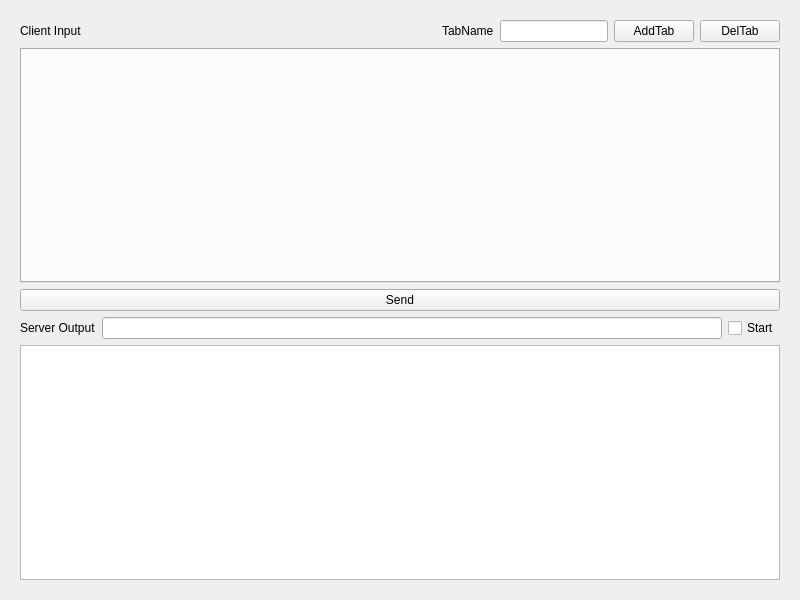
Above: widget.ui from YouRancestor/LspTool before the change. Below: the same form after it.
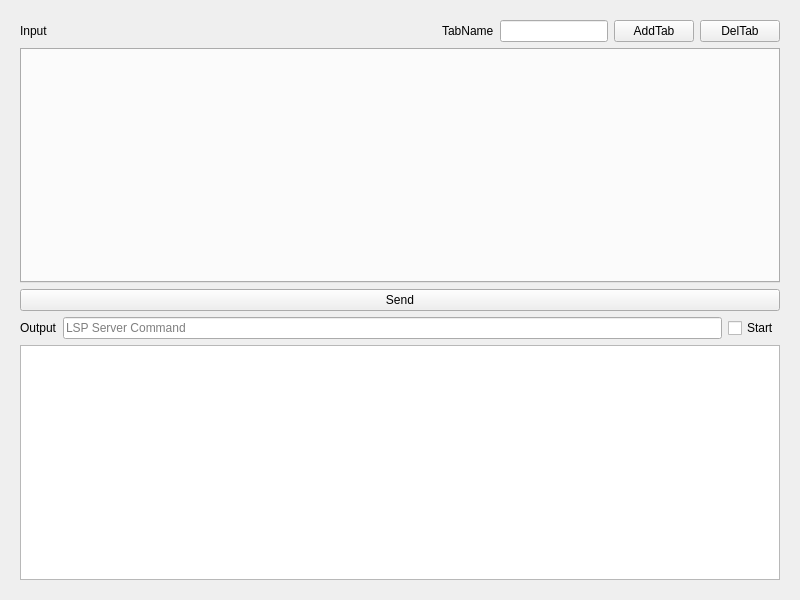
That is the form after the change.

```diff
--- a/widget.ui
+++ b/widget.ui
@@ -24,7 +24,7 @@
           <item>
            <widget class="QLabel" name="label_ClientInput">
             <property name="text">
-             <string>Client Input</string>
+             <string>Input</string>
             </property>
            </widget>
           </item>
@@ -86,15 +86,21 @@
           <item>
            <widget class="QLabel" name="label_ServerOutput">
             <property name="text">
-             <string>Server Output</string>
+             <string>Output</string>
             </property>
            </widget>
           </item>
           <item>
            <widget class="QLineEdit" name="lineEdit_ServerCmd">
+            <property name="inputMask">
+             <string/>
+            </property>
             <property name="text">
              <string/>
             </property>
+            <property name="placeholderText">
+             <string>LSP Server Command</string>
+            </property>
            </widget>
           </item>
           <item>
```
Left out of the diff: 2 changed lines with no effect on the pictures.
